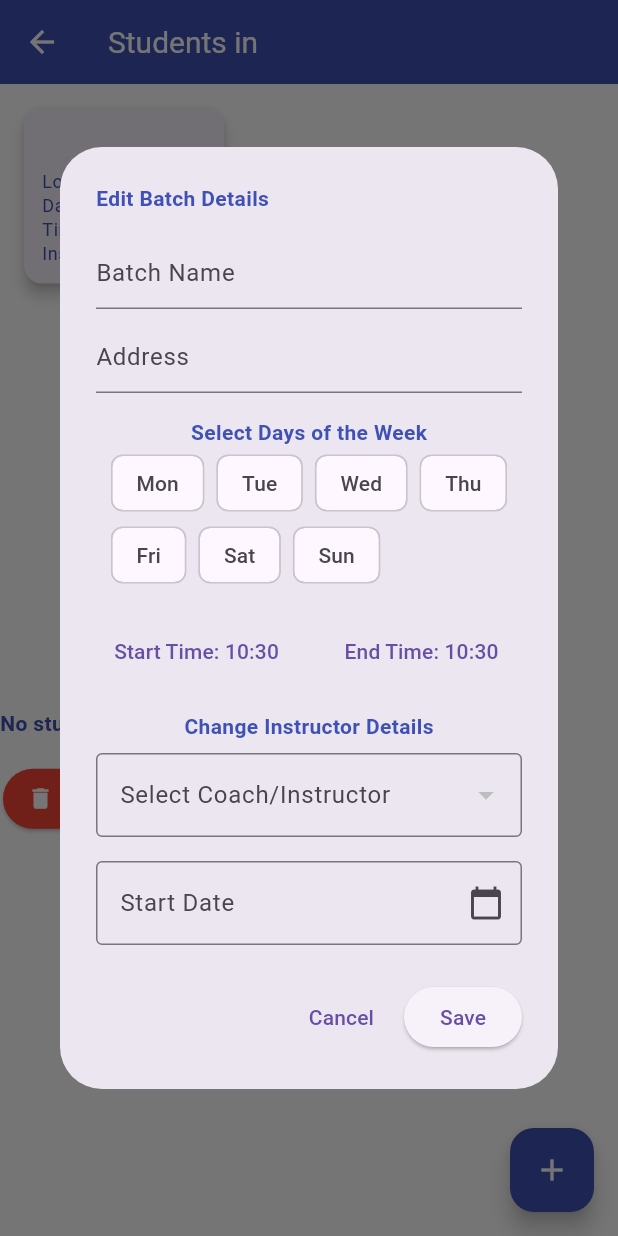
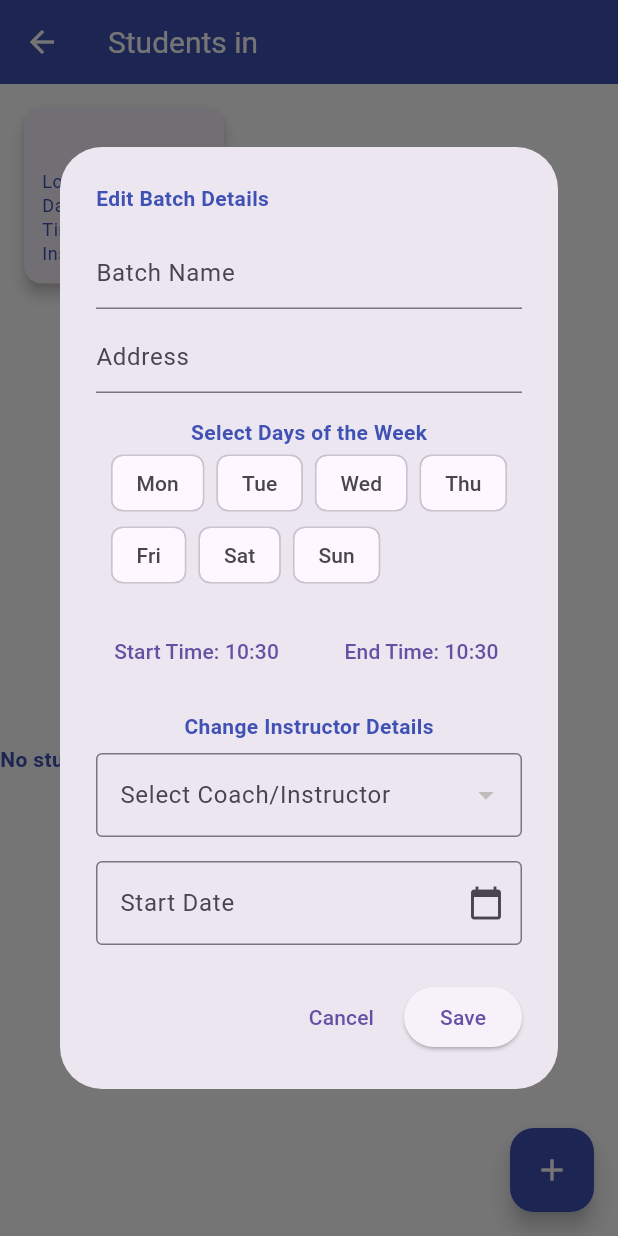
Before and after one commit to Bharghavi/gogglevue, a Flutter app: the StudentBatchPage screen opened directly with empty values, after a tap on the "add" icon, after a tap on "Location:", on a phone screen of 412 x 824 dp. Run offline on Flutter 3.47's test engine with Material 3 defaults, Android fonts, the phone set to English and light mode, and no system bars; our stand-ins replace cloud_firestore, firebase_auth, firebase_core, flutter_secure_storage, table_calendar; accounts and stored records are empty.

Commit message:
Batch delete option from batch details page

```diff
--- a/lib/helpers/staff_assignment_helper.dart
+++ b/lib/helpers/staff_assignment_helper.dart
@@ -50,6 +50,8 @@ class StaffAssignmentHelper {
       endDate: normalizedEndDate,
     );
 
+    print('end date - ${newStaff.endDate}');
+
     await FirebaseFirestore.instance
         .collection(K.staffAssignmentCollection)
         .add(newStaff.toMap());
--- a/lib/models/staffAssignment.dart
+++ b/lib/models/staffAssignment.dart
@@ -21,7 +21,7 @@ class StaffAssignment {
       'batchId': batchId,
       'adminId': adminId,
       'startDate': Timestamp.fromDate(startDate),
-      if (endDate != null) 'endDate': Timestamp.fromDate(endDate!),
+      'endDate': endDate != null ? Timestamp.fromDate(endDate!) : null,
     };
   }
 }
--- a/lib/screens/admin/batch/batch_details_card.dart
+++ b/lib/screens/admin/batch/batch_details_card.dart
@@ -1,5 +1,4 @@
 import 'package:flutter/material.dart';
-import '../../../helpers/staff_helper.dart';
 import '../../../Utils/time_of_day_utils.dart';
 import '../../../models/batch.dart';
 
--- a/lib/screens/admin/batch/student_batch_page.dart
+++ b/lib/screens/admin/batch/student_batch_page.dart
@@ -1,7 +1,6 @@
 import 'package:flutter/material.dart';
-import 'package:gogglevue/Utils/time_of_day_utils.dart';
+import '../../../Utils/time_of_day_utils.dart';
 import '../../../helpers/staff_assignment_helper.dart';
-import '../../../helpers/batch_helper.dart';
 import '/screens/admin/batch/batch_details_card.dart';
 import 'package:url_launcher/url_launcher.dart';
 import '../../../Utils/ui_utils.dart';
@@ -185,17 +184,6 @@ class StudentBatchPageState extends State<StudentBatchPage> {
     }
   }
 
-  void _removeBatch(Batch batch) async {
-    UIUtils.showConfirmationDialog(context: context,
-        title: 'Remove Batch',
-        content: 'Are you sure you want to delete this batch?',
-        onConfirm: () {
-          Navigator.pop(context, batch.id);
-          BatchHelper.deleteBatch(batch);
-        });
-  }
-
-
   void _removeStudent(Student student) async {
     UIUtils.showConfirmationDialog(context: context,
         title: 'Remove Student',
@@ -266,17 +254,6 @@ class StudentBatchPageState extends State<StudentBatchPage> {
                   children: [
                     Text('No students added yet.', style: Theme.of(context).textTheme.bodyMedium),
                     const SizedBox(height: 16),
-                    ElevatedButton.icon(
-                      onPressed: () {
-                        _removeBatch(widget.batch);
-                      },
-                      icon: const Icon(Icons.delete),
-                      label: const Text('Delete Batch'),
-                      style: ElevatedButton.styleFrom(
-                        backgroundColor: Colors.red,
-                        foregroundColor: Colors.white,
-                      ),
-                    ),
                   ],
                 )
                     : ListView.builder(
```
Also changed, not shown: lib/helpers/batch_helper.dart (+15 -0 lines), lib/screens/admin/batch/batch_list_page.dart (+46 -1 lines), lib/screens/admin/staff_page.dart (+14 -10 lines).
